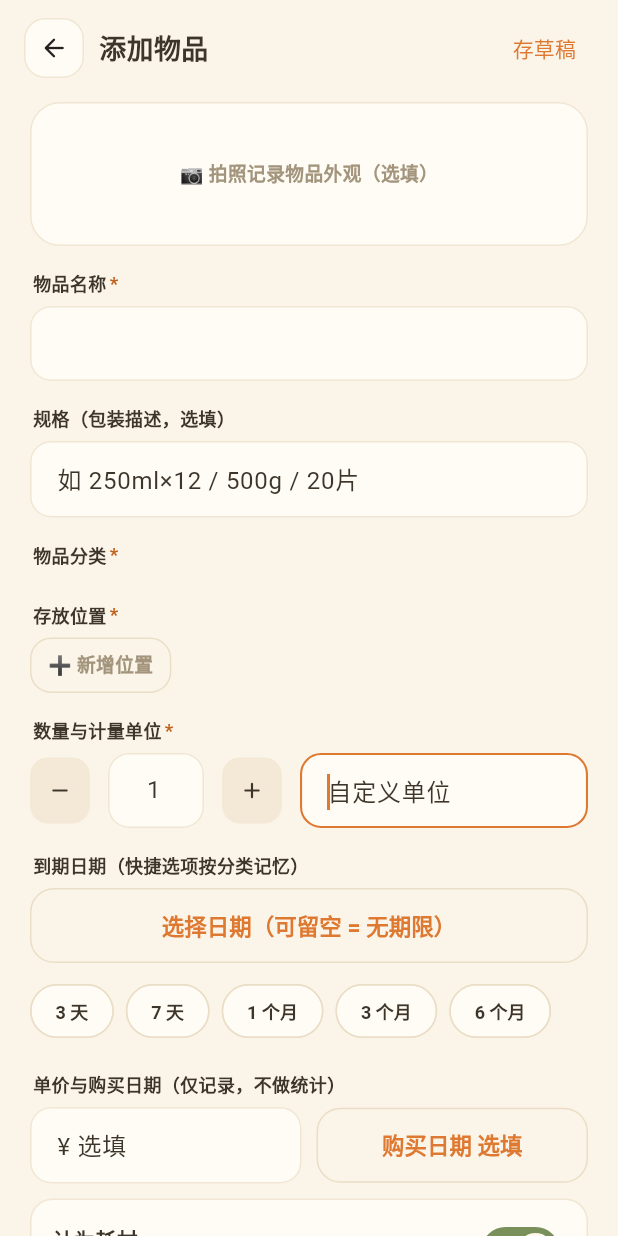
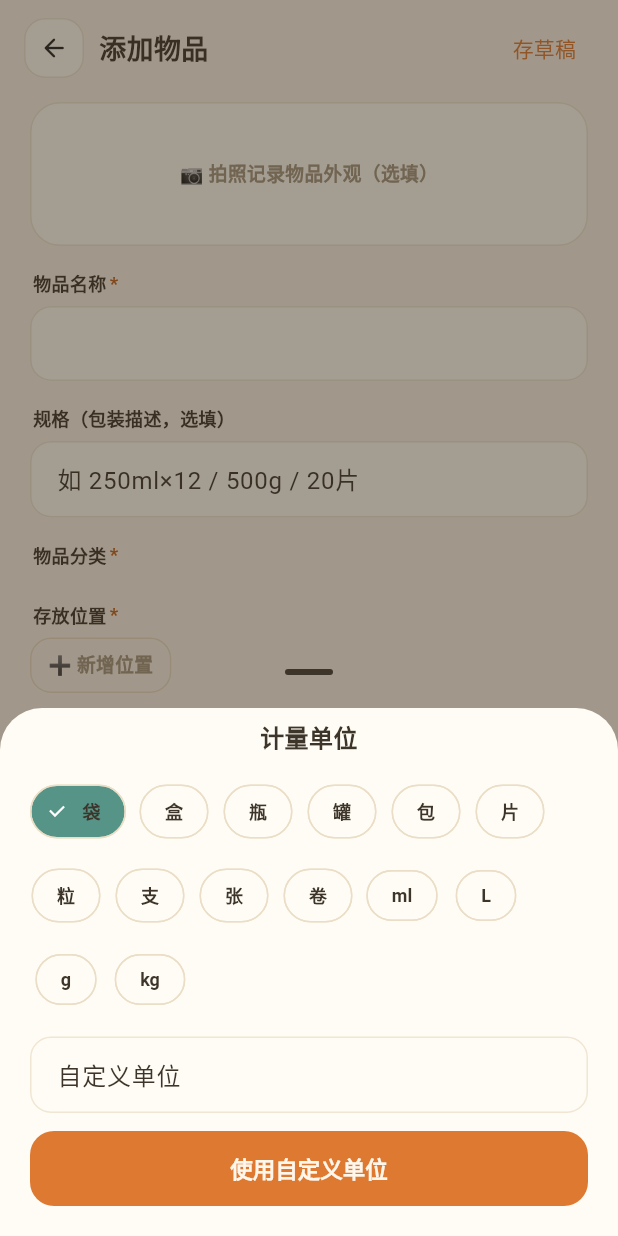
Before and after one commit to azrng/MyItems, a Flutter app: the EditorPage screen opened by its route, after a tap on an icon or button, on a phone screen of 412 x 824 dp. Run offline on Flutter 3.47's test engine with Material 3 defaults, Android fonts, the light colour scheme and no system bars; our stand-ins replace drift, file_picker, flutter_local_notifications, flutter_riverpod, go_router, image_picker and 2 more; accounts and stored records are empty; generated files the repository leaves out were written again.

Commit message:
fix(editor): 录入页新增计量单位选择弹层，补齐常用单位 chips
任务：T011 真机全场景 UI 测试与修复
阶段：阶段 3 联调
原因：requirement.md §5.6 要求计量单位提供「常用单位 chips + 自定义输入」，原实现仅有自定义文本输入，点击带下拉箭头的单位控件直接进入自由输入，14 个常用单位（CommonUnits.all）从未接入，真实机无处选择常用单位
变更：新增 unit_picker_sheet.dart（常用单位 chips + 自定义输入的底部弹层）；editor_page.dart 单位控件改为唤起弹层并移除原自定义输入模式的临时态；补 widget 测试覆盖渲染与选择
风险：低；弹层为新增独立文件，编辑页仅替换单位控件 onTap 与保存取值路径，无数据结构变化。真机验证通过（Android 8.1 魅族 16th）；开发中发现弹层内 Row+Expanded+FilledButton 组合在该设备引发无限宽约束崩溃，已改用与现有弹层一致的纵向布局规避
关联：requirement.md §5.6、TASK.md T011
AI：ZCode

```diff
--- a/lib/features/editor/editor_page.dart
+++ b/lib/features/editor/editor_page.dart
@@ -17,6 +17,7 @@ import '../../core/utils/result.dart';
 import '../../widgets/common.dart';
 import '../../widgets/app_feedback.dart';
 import 'location_quick_sheet.dart';
+import 'unit_picker_sheet.dart';
 
 /// 添加 / 编辑物品（requirement.md §5.6、§4.6；编辑复用表单 §4.7）。
 class EditorPage extends ConsumerStatefulWidget {
@@ -33,14 +34,12 @@ class _EditorPageState extends ConsumerState<EditorPage> {
   final _name = TextEditingController();
   final _spec = TextEditingController();
   final _qty = TextEditingController(text: '1');
-  final _customUnit = TextEditingController();
   final _price = TextEditingController();
   final _notes = TextEditingController();
 
   String? _categoryId;
   String? _locationId;
   String _unit = '袋';
-  bool _customUnitMode = false;
   bool _isConsumable = true;
   bool _reminderEnabled = true;
   DateTime? _expiry;
@@ -212,7 +211,7 @@ class _EditorPageState extends ConsumerState<EditorPage> {
       reminderEnabled: _reminderEnabled,
       locationId: _locationId!,
       quantity: qty,
-      unit: _customUnitMode ? (_customUnit.text.trim().isEmpty ? _unit : _customUnit.text.trim()) : _unit,
+      unit: _unit,
       expiryDate: _expiry,
       purchasePrice: price,
       purchaseDate: _purchaseDate,
@@ -675,20 +674,13 @@ class _EditorPageState extends ConsumerState<EditorPage> {
         }, scheme),
         const SizedBox(width: 12),
         Expanded(
-          child: _customUnitMode
-              ? TextField(
-                  controller: _customUnit,
-                  autofocus: true,
-                  decoration: const InputDecoration(hintText: '自定义单位'),
-                  onSubmitted: (_) => setState(() {
-                    if (_customUnit.text.trim().isNotEmpty) {
-                      _unit = _customUnit.text.trim();
+          child: InkWell(
+            onTap: () async {
+              final unit = await showUnitPickerSheet(context, current: _unit);
+              if (unit != null && unit.isNotEmpty) {
+                setState(() => _unit = unit);
               }
-                    _customUnitMode = false;
-                  }),
-                )
-              : InkWell(
-                  onTap: () => setState(() => _customUnitMode = true),
+            },
             child: InputDecorator(
               decoration: const InputDecoration(),
               child: Row(
--- /dev/null
+++ b/lib/features/editor/unit_picker_sheet.dart
@@ -0,0 +1,66 @@
+import 'package:flutter/material.dart';
+
+import '../../core/constants/app_constants.dart';
+import '../../widgets/app_feedback.dart';
+
+/// 计量单位选择弹层（§5.6）：常用单位 chips + 自定义输入，返回所选单位。
+Future<String?> showUnitPickerSheet(
+  BuildContext context, {
+  required String current,
+}) {
+  final customCtrl = TextEditingController();
+  String selected = current;
+
+  return showAppSheet<String>(
+    context,
+    child: AppBottomSheet(
+      title: '计量单位',
+      body: StatefulBuilder(
+        builder: (context, setState) => Column(
+          crossAxisAlignment: CrossAxisAlignment.stretch,
+          mainAxisSize: MainAxisSize.min,
+          children: [
+            Wrap(
+              spacing: 8,
+              runSpacing: 8,
+              children: [
+                for (final u in CommonUnits.all)
+                  ChoiceChip(
+                    label: Text(u),
+                    selected: selected == u,
+                    onSelected: (_) => Navigator.pop(context, u),
+                  ),
+                if (!CommonUnits.all.contains(selected))
+                  ChoiceChip(
+                    label: Text(selected),
+                    selected: true,
+                    onSelected: (_) => Navigator.pop(context, selected),
+                  ),
+              ],
+            ),
+            const SizedBox(height: 14),
+            TextField(
+              controller: customCtrl,
+              decoration: const InputDecoration(
+                labelText: '自定义单位',
+                hintText: '如 滴 / 喷',
+              ),
+              onSubmitted: (v) {
+                final unit = v.trim();
+                if (unit.isNotEmpty) Navigator.pop(context, unit);
+              },
+            ),
+            const SizedBox(height: 12),
+            FilledButton(
+              onPressed: () {
+                final unit = customCtrl.text.trim();
+                if (unit.isNotEmpty) Navigator.pop(context, unit);
+              },
+              child: const Text('使用自定义单位'),
+            ),
+          ],
+        ),
+      ),
+    ),
+  );
+}
```
Also changed, not shown: 2 other files. Lines whose indentation alone changed are shown as unchanged.
